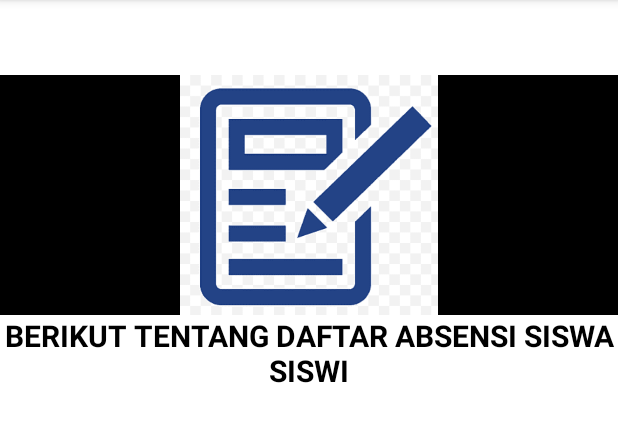
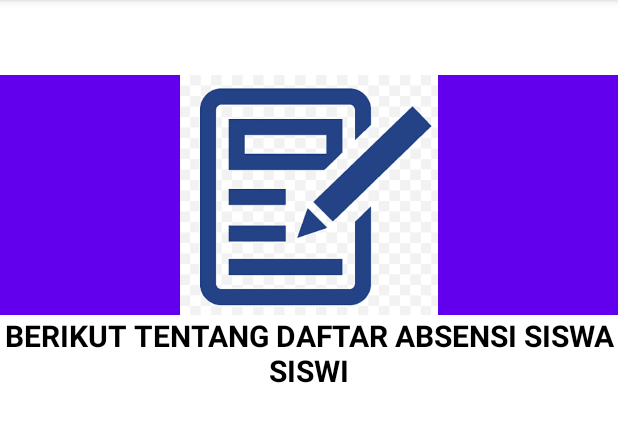
Before and after one commit to ajisnasofik/ProfilSekolahSMPMUHAMMADIYAH1, an Android app: the AbsensiActivity screen opened directly, with no data from a screen before it, on a phone screen of 412 x 824 dp, the part 84-526 px from its top. Run offline under Robolectric (Android 15) with nearby library versions, the phone set to English and light mode, and no system bars.

Commit message:
projek v4

```diff
--- a/app/src/main/res/layout/activity_absensi.xml
+++ b/app/src/main/res/layout/activity_absensi.xml
@@ -18,7 +18,7 @@
                 android:layout_width="match_parent"
                 android:layout_height="160dp"
                 android:layout_marginTop="50dp"
-                android:background="@color/black"
+                android:background="@color/purple_500"
                 android:src="@drawable/absen">
             </ImageView>
             <TextView
```
